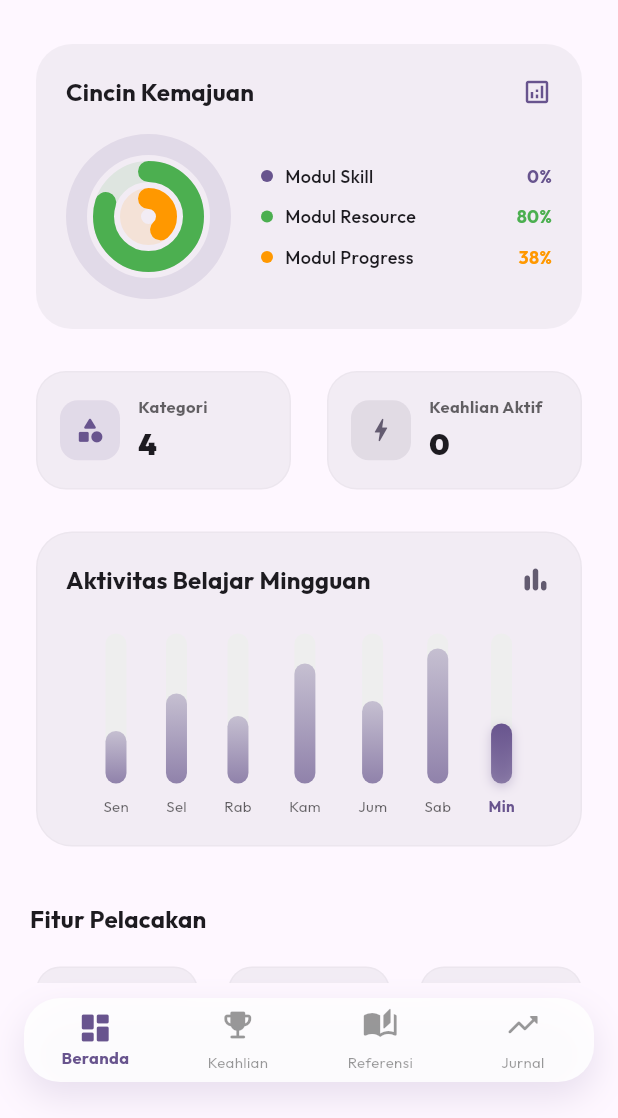
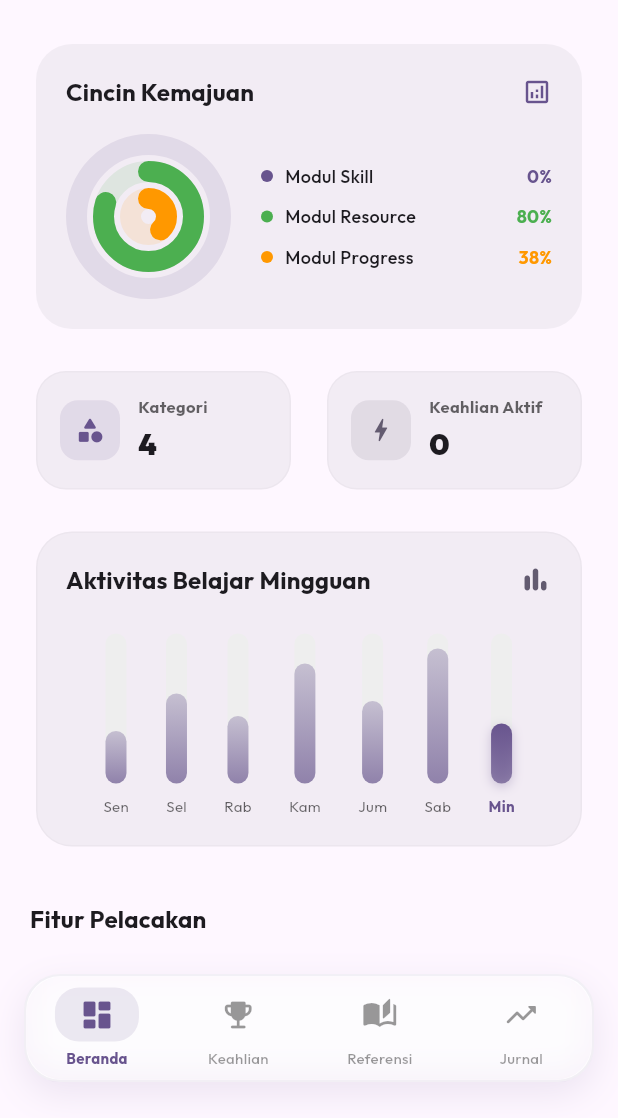
Before and after one commit to MuhammadHafizhRaharja/Kairos, a Flutter app: the screen it shows after launch, on a phone screen of 412 x 824 dp, the part 118-1236 px from its top. Run offline on Flutter 3.47's test engine with Material 3 defaults, Android fonts, the phone set to English and light mode, and no system bars; our stand-ins replace google_fonts, shared_preferences, sqflite; accounts and stored records are empty.

Commit message:
feat: replace default BottomNavigationBar with a custom animated pill-style navigation bar in MainShell

```diff
--- a/lib/screens/main_shell.dart
+++ b/lib/screens/main_shell.dart
@@ -5,7 +5,7 @@ import 'skill_category_screen.dart';
 import 'resource_placeholder_screen.dart';
 import 'progress_placeholder_screen.dart';
 
-/// Shell utama aplikasi Kairos dengan Bottom Navigation Bar yang mengambang dan transparan (Glassmorphism).
+/// Shell utama aplikasi Kairos dengan Bottom Navigation Bar Kustom yang sangat elegan dan interaktif.
 class MainShell extends StatefulWidget {
   const MainShell({super.key});
 
@@ -41,20 +41,26 @@ class _MainShellState extends State<MainShell> {
     final isDark = theme.brightness == Brightness.dark;
 
     return Scaffold(
-      extendBody: true, // Memungkinkan konten mengalir di belakang navbar yang mengambang
+      extendBody: true, // Konten layar mengalir indah di bawah navbar yang melayang
       body: IndexedStack(
         index: _selectedIndex,
         children: _screens,
       ),
       bottomNavigationBar: Container(
         margin: const EdgeInsets.only(bottom: 24, left: 16, right: 16, top: 10),
+        height: 72,
         decoration: BoxDecoration(
+          color: isDark ? Colors.black.withValues(alpha: 0.75) : Colors.white.withValues(alpha: 0.9),
           borderRadius: BorderRadius.circular(24),
+          border: Border.all(
+            color: (isDark ? Colors.white : theme.colorScheme.primary).withValues(alpha: 0.08),
+            width: 1.5,
+          ),
           boxShadow: [
             BoxShadow(
-              color: (isDark ? Colors.black : theme.colorScheme.primary).withValues(alpha: 0.15),
+              color: (isDark ? Colors.black : theme.colorScheme.primary).withValues(alpha: 0.12),
               blurRadius: 20,
-              offset: const Offset(0, 10),
+              offset: const Offset(0, 8),
             ),
           ],
         ),
@@ -62,61 +68,65 @@ class _MainShellState extends State<MainShell> {
           borderRadius: BorderRadius.circular(24),
           child: BackdropFilter(
             filter: ImageFilter.blur(sigmaX: 12, sigmaY: 12),
-            child: Container(
-              color: isDark ? Colors.black.withValues(alpha: 0.7) : Colors.white.withValues(alpha: 0.85),
-              child: BottomNavigationBar(
-                currentIndex: _selectedIndex,
-                onTap: (index) {
-                  setState(() {
-                    _selectedIndex = index;
-                  });
-                },
-                type: BottomNavigationBarType.fixed,
-                backgroundColor: Colors.transparent,
-                selectedItemColor: theme.colorScheme.primary,
-                unselectedItemColor: theme.hintColor.withValues(alpha: 0.4),
-                selectedLabelStyle: const TextStyle(fontWeight: FontWeight.bold, fontSize: 11),
-                unselectedLabelStyle: const TextStyle(fontSize: 10),
-                elevation: 0,
-                items: const [
-                  BottomNavigationBarItem(
-                    icon: Padding(
-                      padding: EdgeInsets.only(bottom: 4),
-                      child: Icon(Icons.dashboard_rounded),
-                    ),
-                    activeIcon: Icon(Icons.dashboard_rounded),
-                    label: 'Beranda',
-                  ),
-                  BottomNavigationBarItem(
-                    icon: Padding(
-                      padding: EdgeInsets.only(bottom: 4),
-                      child: Icon(Icons.emoji_events_rounded),
-                    ),
-                    activeIcon: Icon(Icons.emoji_events_rounded),
-                    label: 'Keahlian',
-                  ),
-                  BottomNavigationBarItem(
-                    icon: Padding(
-                      padding: EdgeInsets.only(bottom: 4),
-                      child: Icon(Icons.auto_stories_rounded),
-                    ),
-                    activeIcon: Icon(Icons.auto_stories_rounded),
-                    label: 'Referensi',
-                  ),
-                  BottomNavigationBarItem(
-                    icon: Padding(
-                      padding: EdgeInsets.only(bottom: 4),
-                      child: Icon(Icons.trending_up_rounded),
-                    ),
-                    activeIcon: Icon(Icons.trending_up_rounded),
-                    label: 'Jurnal',
-                  ),
-                ],
-              ),
+            child: Row(
+              mainAxisAlignment: MainAxisAlignment.spaceAround,
+              children: [
+                _buildNavItem(0, Icons.dashboard_rounded, 'Beranda'),
+                _buildNavItem(1, Icons.emoji_events_rounded, 'Keahlian'),
+                _buildNavItem(2, Icons.auto_stories_rounded, 'Referensi'),
+                _buildNavItem(3, Icons.trending_up_rounded, 'Jurnal'),
+              ],
             ),
           ),
         ),
       ),
     );
   }
+
+  /// Membuat item menu navigasi kustom dengan efek animasi pill.
+  Widget _buildNavItem(int index, IconData icon, String label) {
+    final theme = Theme.of(context);
+    final isSelected = _selectedIndex == index;
+    final activeColor = theme.colorScheme.primary;
+    final inactiveColor = theme.hintColor.withValues(alpha: 0.4);
+
+    return Expanded(
+      child: GestureDetector(
+        behavior: HitTestBehavior.opaque,
+        onTap: () {
+          setState(() {
+            _selectedIndex = index;
+          });
+        },
+        child: Column(
+          mainAxisAlignment: MainAxisAlignment.center,
+          children: [
+            AnimatedContainer(
+              duration: const Duration(milliseconds: 250),
+              padding: const EdgeInsets.symmetric(horizontal: 16, vertical: 6),
+              decoration: BoxDecoration(
+                color: isSelected ? activeColor.withValues(alpha: 0.12) : Colors.transparent,
+                borderRadius: BorderRadius.circular(16),
+              ),
+              child: Icon(
+                icon,
+                color: isSelected ? activeColor : inactiveColor,
+                size: 24,
+              ),
+            ),
+            const SizedBox(height: 4),
+            Text(
+              label,
+              style: TextStyle(
+                fontSize: 10,
+                fontWeight: isSelected ? FontWeight.bold : FontWeight.w500,
+                color: isSelected ? activeColor : inactiveColor,
+                letterSpacing: 0.2,
+              ),
+            ),
+          ],
+        ),
+      ),
+    );
+  }
 }
```
